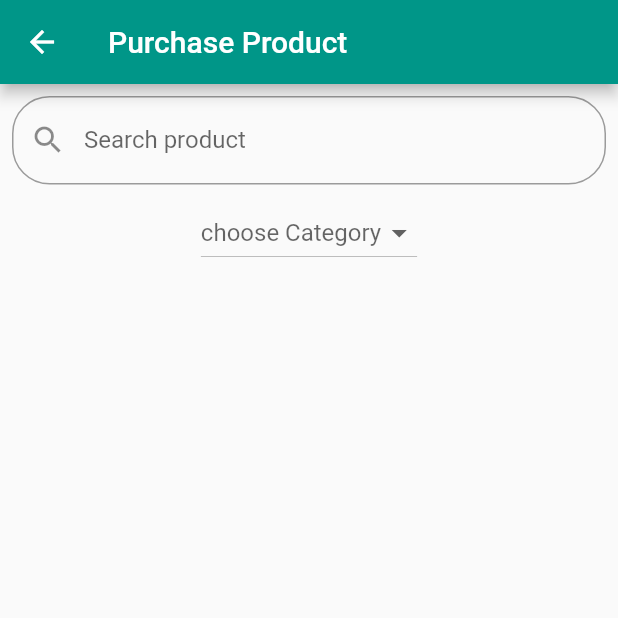
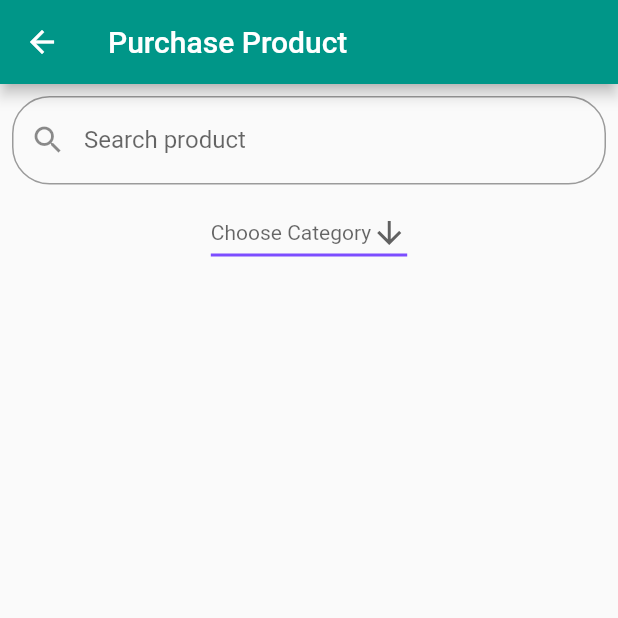
Before and after one commit to INTERNS-LXI-TECHNOLOGIES/Flutter-Workshop, a Flutter app: the Purchase screen opened by its route, on a phone screen of 412 x 824 dp, the top half of it. Run offline on Flutter 3.47's test engine with Material 2 defaults, Android fonts, the phone set to English and light mode, and no system bars.

Commit message:
http://jira.bytatech.com:8080/browse/IN-8301

```diff
--- a/customerApp/lib/widget/dropDown.dart
+++ b/customerApp/lib/widget/dropDown.dart
@@ -1,27 +1,40 @@
 import 'package:flutter/material.dart';
 
-class DropdownButtonHint extends StatelessWidget {
-  final List<String> _dropdownValues = [
-    "Mobile",
-    "TV",
-    "Tablet",
-    "Laptop",
-    "Speaker"
-  ]; //The list of values we want on the dropdown
+class DropdownButtonHint extends StatefulWidget {
+  DropdownButtonHint({Key key}) : super(key: key);
+
+  @override
+  _MyStatefulWidgetState createState() => _MyStatefulWidgetState();
+}
+
+class _MyStatefulWidgetState extends State<DropdownButtonHint> {
+  String dropdownValue ;
 
   @override
   Widget build(BuildContext context) {
-    return DropdownButton(
-      items: _dropdownValues
-          .map((value) => DropdownMenuItem(
-                child: Text(value),
-                value: value,
-              ))
-          .toList(),
-      onChanged: (String value) {},
-      isExpanded: false,
-      hint: Text('choose Category'),
-
+    return DropdownButton<String>(
+      value: dropdownValue,
+      hint: Text('Choose Category'),
+      icon: Icon(Icons.arrow_downward),
+      iconSize: 24,
+      elevation: 16,
+      style: TextStyle(color: Colors.deepPurple),
+      underline: Container(
+        height: 2,
+        color: Colors.deepPurpleAccent,
+      ),
+      onChanged: (String newValue) {
+        setState(() {
+          dropdownValue = newValue;
+        });
+      },
+      items: <String>['Tv', 'Mobile', 'Watch', 'Speaker','Laptop']
+          .map<DropdownMenuItem<String>>((String value) {
+        return DropdownMenuItem<String>(
+          value: value,
+          child: Text(value),
+        );
+      }).toList(),
     );
   }
 }
--- a/customerApp/pubspec.yaml
+++ b/customerApp/pubspec.yaml
@@ -48,7 +48,8 @@ flutter:
   # assets:
   #   - images/a_dot_burr.jpeg
   #   - images/a_dot_ham.jpeg
-
+  assets:
+      - assets/images/esquirelogo.png
   # An image asset can refer to one or more resolution-specific "variants", see
   # https://flutter.dev/assets-and-images/#resolution-aware.
 
```
Also changed, not shown: customerApp/assets/fonts/CodaCaption-ExtraBold.ttf (added), customerApp/assets/images/esquirelogo.png (added), 8 other files.
